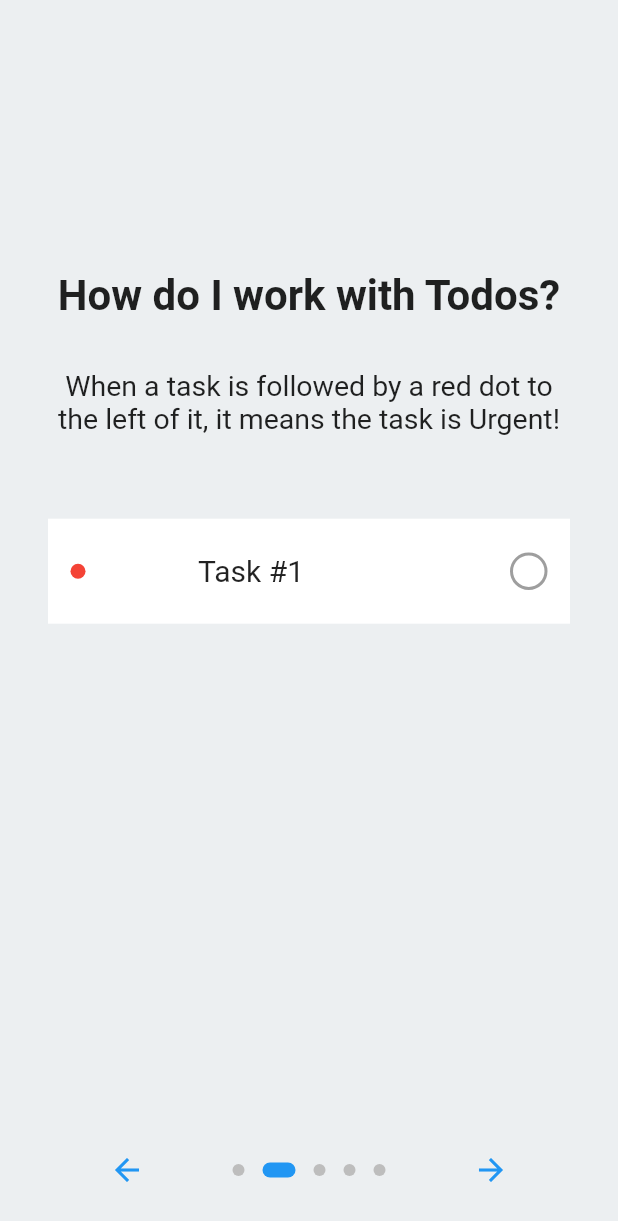
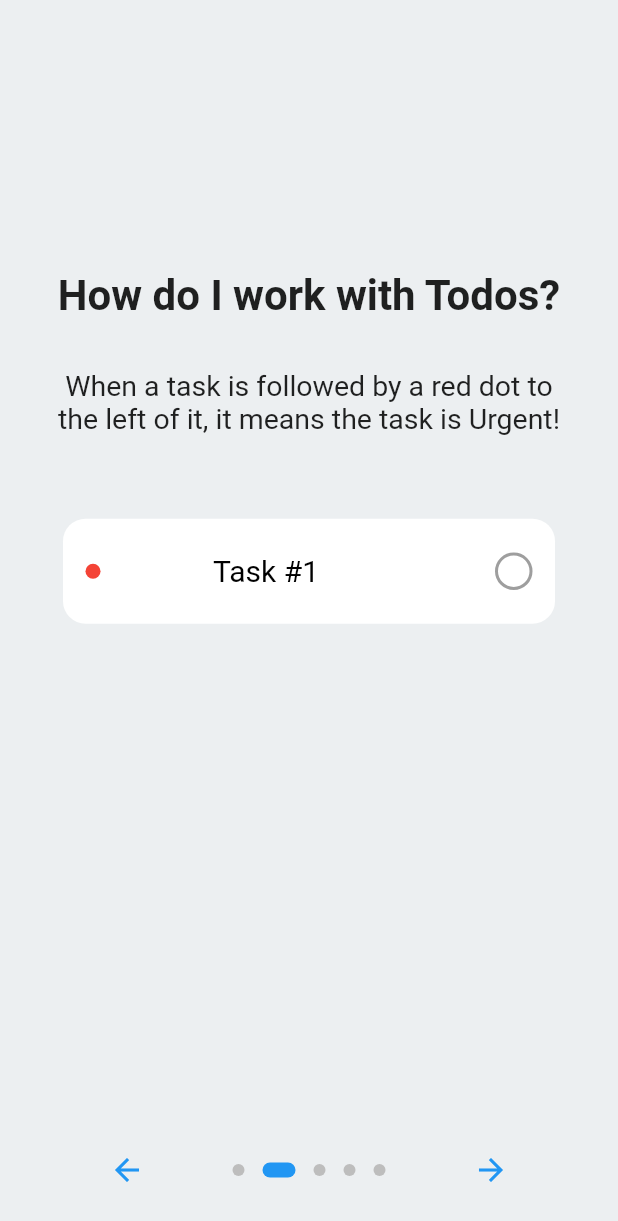
Before and after one commit to InnoQueue/Mobile, a Flutter app: the screen it shows after launch, swiped to page 2, on a phone screen of 412 x 824 dp. Shown: the top 1221 px of the screen. Run offline on Flutter 3.47's test engine with Material 2 defaults, Android fonts, the phone set to English and light mode, and no system bars; drawn by our look-alikes of introduction_screen; our stand-ins replace auto_route, bloc, dio, flutter_bloc, flutter_switch, freezed_annotation and 4 more; missing offline and left inert: flavor_text, flex_color_picker.

Commit message:
updated task tiles

```diff
--- a/lib/features/splash/widgets/introduction.dart
+++ b/lib/features/splash/widgets/introduction.dart
@@ -50,6 +50,7 @@ class IntroductionPage extends StatelessWidget {
                 trackExpenses: false,
               ),
               removeItem: () {},
+              updateListState: () {},
             ),
           ),
         ),
@@ -68,6 +69,7 @@ class IntroductionPage extends StatelessWidget {
                 trackExpenses: false,
               ),
               removeItem: () {},
+              updateListState: () {},
             ),
           ),
         ),
@@ -95,6 +97,7 @@ class IntroductionPage extends StatelessWidget {
                 trackExpenses: false,
               ),
               removeItem: () {},
+              updateListState: () {},
             ),
           ),
         ),
--- a/lib/features/tasks/page/tasks_page.dart
+++ b/lib/features/tasks/page/tasks_page.dart
@@ -25,10 +25,10 @@ class _TasksPageState extends State<TasksPage> {
               dataLoaded: (tasks) {
                 return SafeArea(
                     child: Padding(
-                  padding: const EdgeInsets.only(
-                      top: 20, left: 10, right: 10, bottom: 10),
+                  padding: const EdgeInsets.only(top: 20, bottom: 10),
                   child: TaskList(
                     items: tasks,
+                    key: GlobalKey(),
                   ),
                 ));
               },
--- /dev/null
+++ b/lib/features/tasks/widgets/done_button.dart
@@ -0,0 +1,55 @@
+part of 'task_list.dart';
+
+class _DoneButton extends StatefulWidget {
+  final bool expanded;
+  const _DoneButton({this.expanded = false, Key? key}) : super(key: key);
+
+  @override
+  State<_DoneButton> createState() => _DoneButtonState();
+}
+
+class _DoneButtonState extends State<_DoneButton> {
+  late _TaskTileState? parent;
+  bool done = false;
+  @override
+  Widget build(BuildContext context) {
+    parent = context.findAncestorStateOfType<_TaskTileState>();
+
+    return GestureDetector(
+        child: Padding(
+          padding: const EdgeInsets.symmetric(horizontal: 15),
+          child: Stack(
+            alignment: Alignment.center,
+            children: [
+              Container(
+                width: 25,
+                height: 25,
+                decoration: BoxDecoration(
+                    shape: BoxShape.circle,
+                    border: Border.all(
+                        color: done ? Colors.orangeAccent : Colors.grey,
+                        width: 2)),
+              ),
+              if (done)
+                Container(
+                  width: 15,
+                  height: 15,
+                  decoration: const BoxDecoration(
+                      shape: BoxShape.circle, color: Colors.orangeAccent),
+                ),
+            ],
+          ),
+        ),
+        onTap: () {
+          if (widget.expanded) return;
+          setState(() {
+            if (!done) {
+              parent!.setTimeOut();
+            } else {
+              parent!.setUndone();
+            }
+            done = !done;
+          });
+        });
+  }
+}
--- a/lib/features/tasks/widgets/task_list.dart
+++ b/lib/features/tasks/widgets/task_list.dart
@@ -3,6 +3,7 @@ import 'package:inno_queue/const/const.dart';
 import 'package:inno_queue/features/tasks/model/task_model.dart';
 
 part 'task_tile.dart';
+part 'done_button.dart';
 
 class TaskList extends StatefulWidget {
   final List<TaskModel> items;
@@ -20,7 +21,12 @@ class _TaskListState extends State<TaskList> {
   void initState() {
     super.initState();
     _items = widget.items
-        .map((item) => TaskTile(taskModel: item, removeItem: removeItem))
+        .map((item) => TaskTile(
+              taskModel: item,
+              removeItem: removeItem,
+              updateListState: updateListState,
+              key: GlobalKey<_TaskTileState>(),
+            ))
         .toList();
   }
 
@@ -29,12 +35,9 @@ class _TaskListState extends State<TaskList> {
     return ListView.separated(
       itemCount: _items.length,
       itemBuilder: (context, index) {
-        return ClipRRect(
-          borderRadius: BorderRadius.circular(15),
-          child: Dismissible(
+        return Dismissible(
           key: Key(_items[index].hashCode.toString()),
-            child:
-                _hiddenItems.contains(_items[index]) ? Wrap() : _items[index],
+          child: _hiddenItems.contains(_items[index]) ? Wrap() : _items[index],
           background: Stack(children: [
             background,
             skip,
@@ -46,7 +49,6 @@ class _TaskListState extends State<TaskList> {
               _hiddenItems.add(_items[index]);
             });
           },
-          ),
         );
       },
       separatorBuilder: (context, index) => SizedBox(
@@ -94,4 +96,14 @@ class _TaskListState extends State<TaskList> {
       });
     }
   }
+
+  void updateListState(TaskTile tile) {
+    for (TaskTile item in _items) {
+      if (item != tile) {
+        (item.key as GlobalKey<_TaskTileState>)
+            .currentState!
+            .setExpanded(false);
       }
+    }
+  }
+}
--- a/lib/features/tasks/widgets/task_tile.dart
+++ b/lib/features/tasks/widgets/task_tile.dart
@@ -1,19 +1,26 @@
 part of 'task_list.dart';
 
+// ignore: must_be_immutable
 class TaskTile extends StatefulWidget {
   final TaskModel taskModel;
   final Function removeItem;
+  final Function updateListState;
+  bool expanded;
 
-  const TaskTile({
+  TaskTile({
     Key? key,
     required this.taskModel,
     required this.removeItem,
+    required this.updateListState,
+    this.expanded = false,
   }) : super(key: key);
 
   // ignore: use_key_in_widget_constructors
   TaskTile.from(TaskTile other)
       : taskModel = other.taskModel,
-        removeItem = other.removeItem;
+        removeItem = other.removeItem,
+        expanded = other.expanded,
+        updateListState = other.updateListState;
 
   @override
   State<TaskTile> createState() => _TaskTileState();
@@ -22,6 +29,7 @@ class TaskTile extends StatefulWidget {
 class _TaskTileState extends State<TaskTile> {
   late bool _visible;
   late int _duration;
+  late bool _expanded = false;
   bool done = false;
 
   @override
@@ -29,22 +37,41 @@ class _TaskTileState extends State<TaskTile> {
     super.initState();
     _duration = 2;
     _visible = true;
+    _expanded = widget.expanded;
   }
 
   @override
   Widget build(BuildContext context) {
     _duration = _visible ? 0 : 2;
-    return AnimatedOpacity(
+    return AnimatedPadding(
+      duration: const Duration(milliseconds: 200),
+      padding: _expanded
+          ? EdgeInsets.zero
+          : const EdgeInsets.symmetric(horizontal: 10),
+      child: GestureDetector(
+        child: AnimatedOpacity(
           opacity: _visible ? 1 : 0,
           duration: Duration(seconds: _duration),
-      child: Container(
-        height: tileHeight,
+          child: AnimatedContainer(
+            padding: EdgeInsets.only(
+                top: (tileHeight - 40) / 2 + (_expanded ? 5 : 0)),
+            duration: const Duration(milliseconds: 200),
+            decoration: BoxDecoration(
+              borderRadius:
+                  BorderRadius.all(Radius.circular(_expanded ? 0 : 15)),
               color: Colors.white,
+            ),
+            height: _expanded ? 1.8 * tileHeight : tileHeight,
             child: _Body(
-          isUrgent: widget.taskModel.isImportant ?? false,
-          color: colors[widget.taskModel.color] ?? Colors.white,
-          name: widget.taskModel.name,
+              taskModel: widget.taskModel,
+              expanded: _expanded,
             ),
+          ),
+        ),
+        onTap: () => setState(() {
+          _expanded = !_expanded;
+          if (_expanded) widget.updateListState(widget);
+        }),
       ),
     );
   }
@@ -68,17 +95,21 @@ class _TaskTileState extends State<TaskTile> {
       _visible = true;
     });
   }
+
+  setExpanded(bool expanded) {
+    setState(() {
+      _expanded = expanded;
+    });
+  }
 }
 
 class _Body extends StatefulWidget {
-  final bool isUrgent;
-  final Color color;
-  final String name;
+  final TaskModel taskModel;
+  final bool expanded;
   const _Body({
     Key? key,
-    required this.isUrgent,
-    required this.color,
-    required this.name,
+    required this.taskModel,
+    this.expanded = false,
   }) : super(key: key);
 
   @override
@@ -88,91 +119,101 @@ class _Body extends StatefulWidget {
 class _BodyState extends State<_Body> {
   @override
   Widget build(BuildContext context) {
-    return Row(
+    return ListView(
+      shrinkWrap: true,
+      children: [
+        Row(
           children: [
             SizedBox(
               width: 40,
-          child: widget.isUrgent
-              ? Container(
+              child: widget.taskModel.isImportant ?? false
+                  ? AnimatedOpacity(
+                      opacity: widget.expanded ? 0 : 1,
+                      duration: const Duration(milliseconds: 200),
+                      child: Container(
                         width: 10,
                         height: 10,
                         decoration: const BoxDecoration(
                           color: Colors.red,
                           shape: BoxShape.circle,
                         ),
+                      ),
                     )
                   : null,
             ),
-        Container(
-          width: 40,
-          height: 40,
+            AnimatedContainer(
+              duration: const Duration(milliseconds: 200),
+              width: widget.expanded ? 50 : 40,
+              height: widget.expanded ? 50 : 40,
               decoration: BoxDecoration(
-            color: widget.color,
+                color: colors[widget.taskModel.color] ?? Colors.white,
                 shape: BoxShape.circle,
               ),
             ),
             const SizedBox(width: 20),
             Expanded(
-          child: Text(
-            widget.name,
-            style: const TextStyle(fontSize: 20),
+              child: AnimatedDefaultTextStyle(
+                duration: const Duration(milliseconds: 200),
+                child: Text(widget.taskModel.name),
+                style: TextStyle(
+                  fontSize: widget.expanded ? 23 : 20,
+                  color: Colors.black,
+                ),
                 overflow: TextOverflow.ellipsis,
               ),
             ),
-        const DoneButton(),
+            AnimatedOpacity(
+                opacity: widget.expanded ? 0 : 1,
+                duration: const Duration(milliseconds: 200),
+                child: _DoneButton(expanded: widget.expanded)),
+          ],
+        ),
+        const SizedBox(
+          height: 15,
+        ),
+        Row(
+          mainAxisAlignment: MainAxisAlignment.spaceBetween,
+          children: [
+            if (widget.taskModel.isImportant ?? false)
+              AnimatedPadding(
+                duration: const Duration(milliseconds: 200),
+                padding: EdgeInsets.only(left: 40 + (widget.expanded ? 5 : 0)),
+                child: const Text("You've been shook!",
+                    style: TextStyle(
+                      color: Colors.grey,
+                    )),
+              )
+            else
+              Wrap(),
+            Padding(
+              padding: const EdgeInsets.symmetric(horizontal: 20),
+              child: Wrap(
+                direction: Axis.horizontal,
+                alignment: WrapAlignment.end,
+                crossAxisAlignment: WrapCrossAlignment.center,
+                spacing: 10,
+                children: [
+                  AnimatedScale(
+                    duration: const Duration(milliseconds: 200),
+                    scale: widget.expanded ? 1 : 0,
+                    child: const Icon(Icons.list),
+                  ),
+                  AnimatedScale(
+                    duration: const Duration(milliseconds: 200),
+                    scale: widget.expanded ? 1 : 0,
+                    child: const Icon(Icons.reply),
+                  ),
+                  AnimatedScale(
+                    duration: const Duration(milliseconds: 200),
+                    scale: widget.expanded ? 1 : 0,
+                    child: const Icon(Icons.done),
+                  ),
+                ],
+              ),
+            ),
+          ],
+        ),
       ],
     );
   }
 }
-
-class DoneButton extends StatefulWidget {
-  const DoneButton({Key? key}) : super(key: key);
-
-  @override
-  State<DoneButton> createState() => _DoneButtonState();
-}
-
-class _DoneButtonState extends State<DoneButton> {
-  late _TaskTileState? parent;
-  bool done = false;
-  @override
-  Widget build(BuildContext context) {
-    parent = context.findAncestorStateOfType<_TaskTileState>();
-
-    return GestureDetector(
-        child: Padding(
-          padding: const EdgeInsets.symmetric(horizontal: 15),
-          child: Stack(
-            alignment: Alignment.center,
-            children: [
-              Container(
-                width: 25,
-                height: 25,
-                decoration: BoxDecoration(
-                    shape: BoxShape.circle,
-                    border: Border.all(
-                        color: done ? Colors.orangeAccent : Colors.grey,
-                        width: 2)),
-              ),
-              if (done)
-                Container(
-                  width: 15,
-                  height: 15,
-                  decoration: const BoxDecoration(
-                      shape: BoxShape.circle, color: Colors.orangeAccent),
-                ),
-            ],
-          ),
-        ),
-        onTap: () {
-          setState(() {
-            if (!done) {
-              parent!.setTimeOut();
-            } else {
-              parent!.setUndone();
-            }
-            done = !done;
-          });
-        });
-  }
-}
```
Lines whose indentation alone changed are shown as unchanged.
